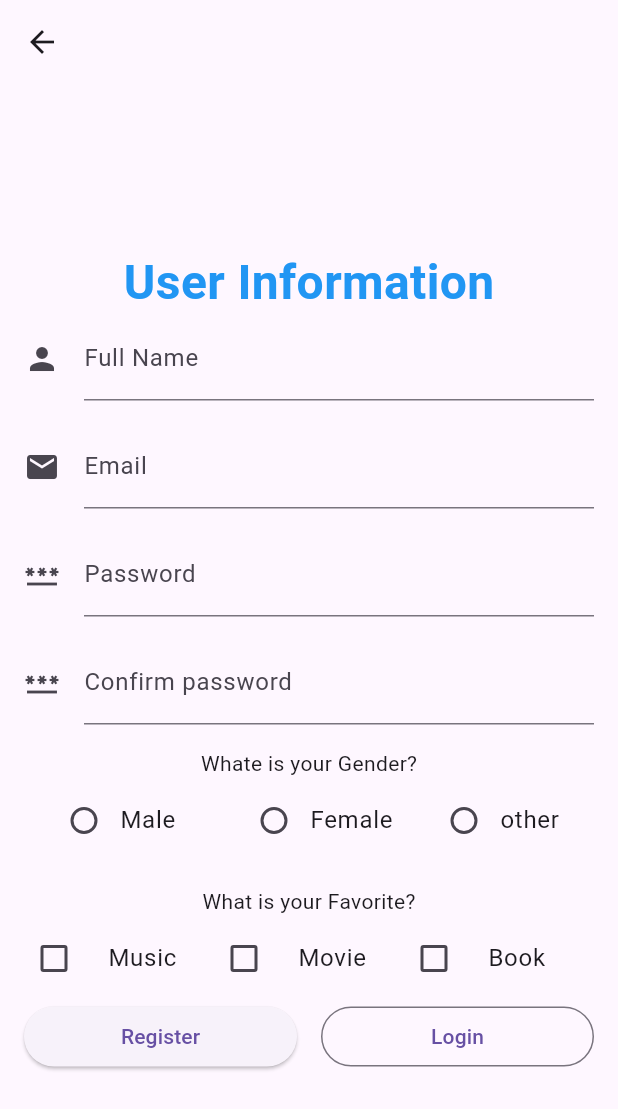
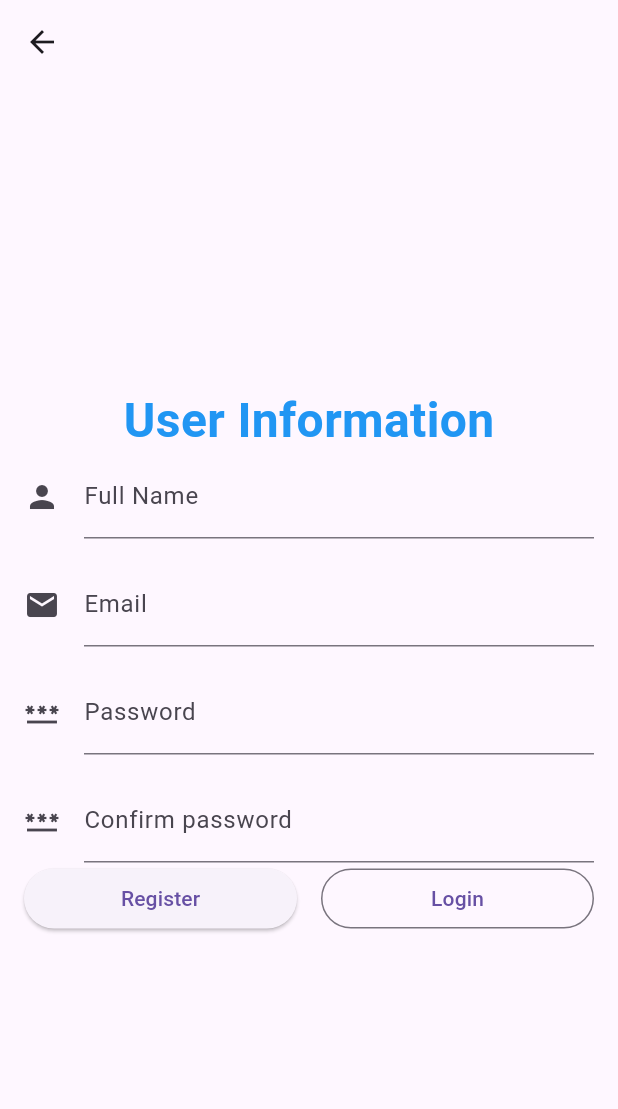
Before and after one commit to ktruong2702/Policy_Vote, a Flutter app: the Register screen opened directly, on a phone screen of 412 x 824 dp. Shown: the top 1109 px of the screen. Run offline on Flutter 3.47's test engine with Material 3 defaults, Android fonts, the light colour scheme and no system bars.

Commit message:
Removed registration(Gender) registration(Favorite) fields

```diff
--- a/lib/main.dart
+++ b/lib/main.dart
@@ -1,4 +1,3 @@
-import 'package:bai3/mainpage.dart';
 import 'package:flutter/material.dart';
 import 'package:bai3/page/splashscreen.dart';
 void main() {
--- a/lib/mainpage.dart
+++ b/lib/mainpage.dart
@@ -1,9 +1,7 @@
-import 'package:bai3/page/createPoll.dart';
 import 'package:bai3/page/defulatwidget.dart';
 import 'package:bai3/page/login.dart';
 import 'package:bai3/page/splashscreen.dart';
 import 'package:flutter/material.dart';
-import 'page/Voter/register.dart';
 import 'package:bai3/page/polls.dart';
 
 class Mainpage extends StatefulWidget {
--- a/lib/page/Voter/register.dart
+++ b/lib/page/Voter/register.dart
@@ -1,7 +1,6 @@
 import 'package:bai3/model/user.dart';
 import 'package:bai3/page/detail.dart';
 import 'package:flutter/material.dart';
-
 
 class Register extends StatefulWidget {
   const Register({super.key});
@@ -15,7 +14,7 @@ class _RegisterState extends State<Register> {
   bool _checkvalue_2 = false;
   bool _checkvalue_3 = false;
 
-  int _gender = 0;
+  final int _gender = 0;
   final _nameController = TextEditingController();
   final _emailController = TextEditingController();
   final _passwordController = TextEditingController();
@@ -23,9 +22,7 @@ class _RegisterState extends State<Register> {
   @override
   Widget build(BuildContext context) {
     return Scaffold(
-        appBar: AppBar(
-        ),
-
+      appBar: AppBar(),
       body: Padding(
         padding: const EdgeInsets.all(16),
         child: Center(
@@ -71,121 +68,10 @@ class _RegisterState extends State<Register> {
                 TextFormField(
                   controller: _confirmpassController,
                   obscureText: true,
-
                   decoration: const InputDecoration(
                     labelText: "Confirm password",
                     icon: Icon(Icons.password),
                   ),
-                ),
-                const SizedBox(height: 16),
-                const Text("Whate is your Gender?"),
-                Row(
-                  crossAxisAlignment: CrossAxisAlignment.center,
-                  children: [
-                    Expanded(
-                      child:ListTile(
-                        title: const Text("Male"),
-                        contentPadding: const EdgeInsets.all(0),
-                        leading: Transform.translate(
-                          offset: const Offset(16, 0),
-                          child: Radio(
-                          value: 1,
-                          groupValue: _gender,
-                          onChanged: (value){
-                            setState(() {
-                              _gender = value!;
-                            });
-                          },
-                          ),
-                        ),
-                      ),
-                    ),
-                      Expanded(
-                      child:ListTile(
-                        title: const Text("Female"),
-                        contentPadding: const EdgeInsets.all(0),
-                        leading: Transform.translate(
-                          offset: const Offset(16, 0),
-                          child: Radio(
-                          value: 2,
-                          groupValue: _gender,
-                          onChanged: (value){
-                            setState(() {
-                              _gender = value!;
-                            });
-                          },
-                          ),
-                        ),
-                      ),
-                    ),
-                      Expanded(
-                      child:ListTile(
-                        title: const Text("other"),
-                        contentPadding: const EdgeInsets.all(0),
-                        leading: Transform.translate(
-                          offset: const Offset(16, 0),
-                          child: Radio(
-                          value: 3,
-                          groupValue: _gender,
-                          onChanged: (value){
-                            setState(() {
-                              _gender = value!;
-                            });
-                          },
-                          ),
-                        ),
-                      ),
-                    ),
-                  ],
-                ),
-                const SizedBox(height:  16),
-                const Text("What is your Favorite?"),
-                Row(
-                  crossAxisAlignment: CrossAxisAlignment.center,
-                  children: [
-                    Expanded(
-                      child: CheckboxListTile(
-                        controlAffinity: ListTileControlAffinity.leading,
-                        contentPadding: const EdgeInsets.all(0),
-                        title: const Text("Music"),
-                        value: _checkvalue_1,
-                        onChanged: (value){
-                          setState(() {
-                           _checkvalue_1 = value!;
-
-                          });
-                        },
-                      ),
-                    ),
-                     Expanded(
-                      child: CheckboxListTile(
-                        controlAffinity: ListTileControlAffinity.leading,
-                        contentPadding: const EdgeInsets.all(0),
-                        title: const Text("Movie"),
-                        value: _checkvalue_2,
-                        onChanged: (value){
-                          setState(() {
-                          _checkvalue_2 = value!;
-
-                          });
-                        },
-                      ),
-                    ),
-                     Expanded(
-                      child: CheckboxListTile(
-                        controlAffinity: ListTileControlAffinity.leading,
-                        contentPadding: const EdgeInsets.all(0),
-                        title: const Text("Book"),
-                        value: _checkvalue_3,
-                        onChanged: (value){
-                          setState(() {
-                          _checkvalue_3 = value!;
-
-                          });
-                        },
-                        ),
-                    ),
-                  ],
                 ),
                 Row(
                   crossAxisAlignment: CrossAxisAlignment.center,
@@ -196,38 +82,9 @@ class _RegisterState extends State<Register> {
                           // Lấy giá trị
                           var fullName = _nameController.text;
                           var email = _emailController.text;
-
-          // Lấy giới tính
-          var genderName = 'None';
-          if (_gender == 1) {
-            genderName = 'Male';
-          } else if (_gender == 2) {
-            genderName = 'Female';
-          } else {
-            genderName = 'Other';
-          }
-
-          // Lấy sở thích
-          var favoriteName = '';
-          if (_checkvalue_1) {
-            favoriteName += 'Music, ';
-          }
-          if (_checkvalue_2) {
-            favoriteName += 'Movie, ';
-          }
-          if (_checkvalue_3) {
-            favoriteName += 'Book, ';
-          }
-if (favoriteName != "") {
-  favoriteName = favoriteName.substring(0, favoriteName.length - 2);
-}
-
-
                           var objUser = User(
                             fullname: fullName,
                             email: email,
-  gender: genderName,
-  favorite: favoriteName,
                           );
 
 // Điều hướng đến trang chi tiết
@@ -244,7 +101,9 @@ child: const Text('Register'),
                     const SizedBox(
                       width: 16,
                     ),
-    Expanded(child: OutlinedButton(onPressed: (){},
+                    Expanded(
+                      child: OutlinedButton(
+                        onPressed: () {},
                         child: const Text('Login'),
                       ),
                     ),
```
Lines whose indentation alone changed are shown as unchanged.
